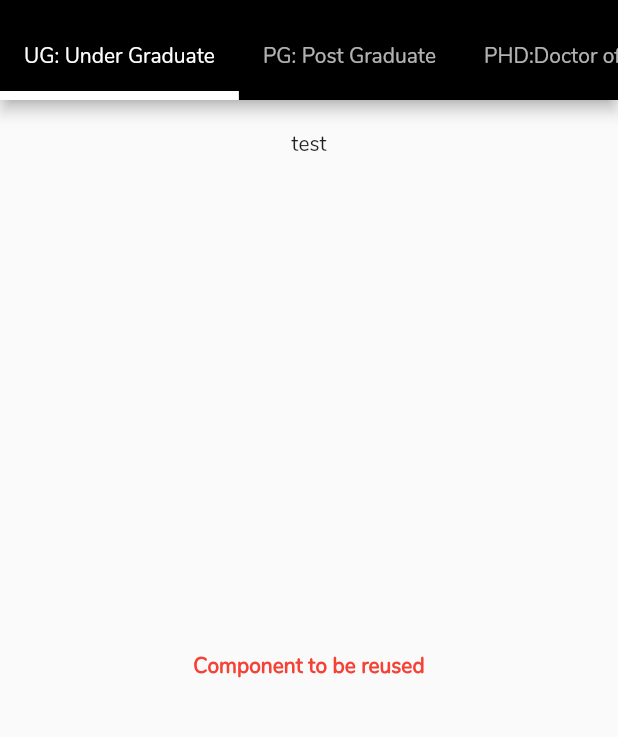
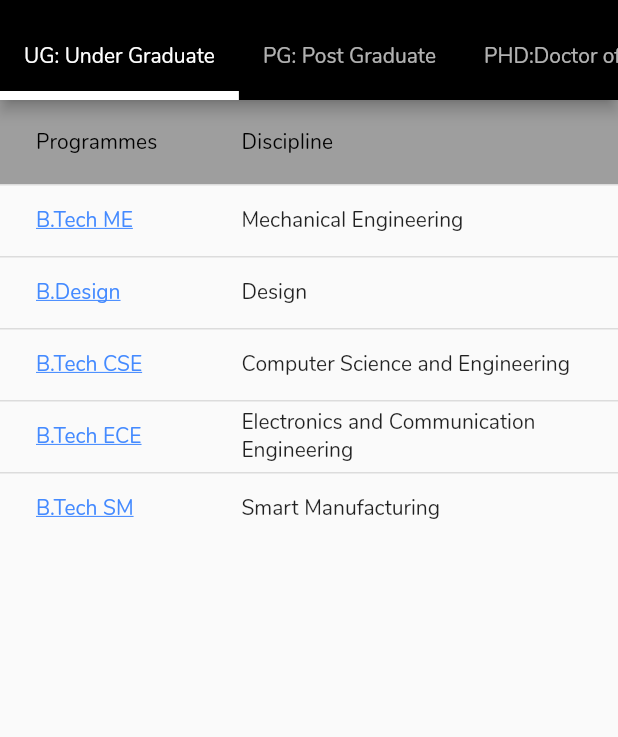
Before and after one commit to arihant-jain-09/fusion-flutter-UI, a Flutter app: the Programme screen opened by its route, on a phone screen of 412 x 824 dp, the part 62-799 px from its top. Run offline on Flutter 3.47's test engine with Material 2 defaults, Android fonts, the phone set to English and light mode, and no system bars.

Commit message:
Default Table Addded

```diff
--- /dev/null
+++ b/lib/screens/Programme_Curriculum/Programme/pgTabComponent.dart
@@ -0,0 +1,65 @@
+import 'package:flutter/material.dart';
+
+class pgTabComponent extends StatefulWidget {
+  const pgTabComponent({Key? key}) : super(key: key);
+
+  @override
+  State<pgTabComponent> createState() => _pgTabComponentState();
+}
+
+class _pgTabComponentState extends State<pgTabComponent> {
+  @override
+  Widget build(BuildContext context) {
+    return Container(
+      child: DataTable(
+        headingRowColor:
+        MaterialStateColor.resolveWith((states) => Colors.grey),
+        columns: [
+          DataColumn(label: Text('Programmes')),
+          DataColumn(label: Text('Discipline')),
+        ],
+        rows: [
+          DataRow(
+            cells: [
+              DataCell(new Text("M.Tech CSE", style: new TextStyle(color: Colors.blueAccent, decoration: TextDecoration.underline),)),
+              DataCell(Text('Computer Science and Engineering'))
+            ],
+          ),
+
+          DataRow(
+              cells: [
+                DataCell(new Text('M.Tech ECE', style: new TextStyle(color: Colors.blueAccent, decoration: TextDecoration.underline))),
+                DataCell(Text('Electronics and Communication Engineering'))
+              ]),
+
+          DataRow(
+              cells: [
+                DataCell(Text('M.Tech ME', style: new TextStyle(color: Colors.blueAccent, decoration: TextDecoration.underline))),
+                DataCell(Text('Mechanical Engineering'))
+              ]),
+
+          DataRow(
+              cells: [
+                DataCell(Text('M. Tech Mechatronics', style: new TextStyle(color: Colors.blueAccent, decoration: TextDecoration.underline))),
+                DataCell(Text('Mechatronics'))
+              ]),
+
+          DataRow(
+              cells: [
+                DataCell(Text('M.Des Design', style: new TextStyle(color: Colors.blueAccent, decoration: TextDecoration.underline))),
+                DataCell(Text('Design'))
+              ]),
+
+          DataRow(
+              cells: [
+                DataCell(Text('M.Tech SM', style: new TextStyle(color: Colors.blueAccent, decoration: TextDecoration.underline))),
+                DataCell(Text('Smart Manufacturing'))
+              ]),
+
+
+
+        ],
+      ),
+    );
+  }
+}
--- a/lib/screens/Programme_Curriculum/Programme/programme_home_page.dart
+++ b/lib/screens/Programme_Curriculum/Programme/programme_home_page.dart
@@ -1,7 +1,10 @@
 import 'package:flutter/material.dart';
 // import 'package:fusion/Components/appBar.dart';
 import 'package:fusion/Components/side_drawer.dart';
+import 'package:fusion/screens/Programme_Curriculum/Programme/pgTabComponent.dart';
+import 'package:fusion/screens/Programme_Curriculum/Programme/phdTabComponent.dart';
 import 'package:fusion/screens/Programme_Curriculum/Programme/tabComponent.dart';
+import 'package:fusion/screens/Programme_Curriculum/Programme/ugTabComponent.dart';
 // import 'package:fusion/models/academic.dart';
 
 class Programme extends StatefulWidget {
@@ -108,9 +111,9 @@ class _ProgrammeState extends State<Programme> {
         drawer: SideDrawer(),
         body: TabBarView(
           children: [
-            TabComponent(data: data1),
-            TabComponent(data: data2),
-            TabComponent(data: data3)
+            ugTabComponent(),
+            pgTabComponent(),
+            phdTabComponent()
           ],
         ),
       ),
--- /dev/null
+++ b/lib/screens/Programme_Curriculum/Programme/ugTabComponent.dart
@@ -0,0 +1,59 @@
+import 'package:flutter/material.dart';
+
+class ugTabComponent extends StatefulWidget {
+  const ugTabComponent({Key? key}) : super(key: key);
+
+  @override
+  State<ugTabComponent> createState() => _ugTabComponentState();
+}
+
+class _ugTabComponentState extends State<ugTabComponent> {
+  @override
+  Widget build(BuildContext context) {
+    return Container(
+      child: DataTable(
+        headingRowColor:
+        MaterialStateColor.resolveWith((states) => Colors.grey),
+        columns: [
+        DataColumn(label: Text('Programmes')),
+        DataColumn(label: Text('Discipline')),
+      ],
+        rows: [
+          DataRow(
+              cells: [
+                DataCell(new Text("B.Tech ME", style: new TextStyle(color: Colors.blueAccent, decoration: TextDecoration.underline),)),
+                DataCell(Text('Mechanical Engineering'))
+              ],
+          ),
+
+          DataRow(
+              cells: [
+                DataCell(new Text('B.Design', style: new TextStyle(color: Colors.blueAccent, decoration: TextDecoration.underline))),
+                DataCell(Text('Design'))
+              ]),
+
+          DataRow(
+              cells: [
+                DataCell(Text('B.Tech CSE', style: new TextStyle(color: Colors.blueAccent, decoration: TextDecoration.underline))),
+                DataCell(Text('Computer Science and Engineering'))
+              ]),
+
+          DataRow(
+              cells: [
+                DataCell(Text('B.Tech ECE', style: new TextStyle(color: Colors.blueAccent, decoration: TextDecoration.underline))),
+                DataCell(Text('Electronics and Communication Engineering'))
+              ]),
+
+          DataRow(
+              cells: [
+                DataCell(Text('B.Tech SM', style: new TextStyle(color: Colors.blueAccent, decoration: TextDecoration.underline))),
+                DataCell(Text('Smart Manufacturing'))
+              ]),
+
+
+
+        ],
+      ),
+    );
+  }
+}
```
Also changed, not shown: lib/screens/Programme_Curriculum/Curriculum/cseCurriculum.dart (added, +17 -0 lines), lib/screens/Programme_Curriculum/Programme/phdTabComponent.dart (added, +72 -0 lines).
